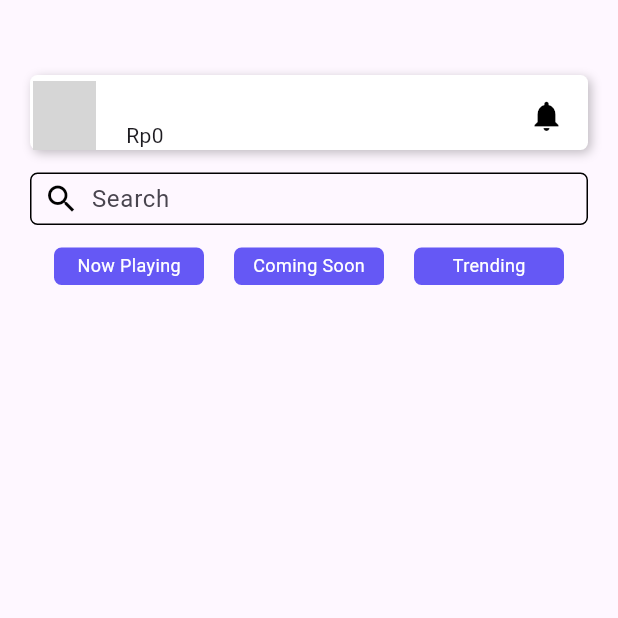
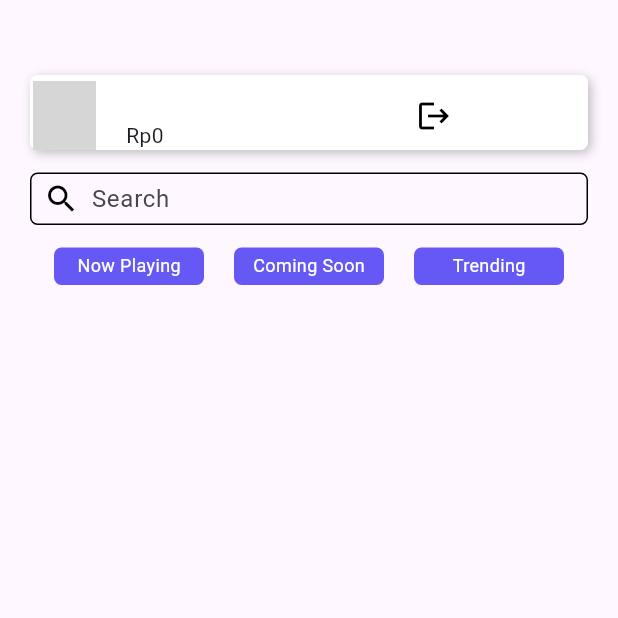
Before and after one commit to Hafizz7/Mobile_Programming_myflutix, a Flutter app: the screen it shows once a user with an empty profile is signed in, on a phone screen of 412 x 824 dp, the top half of it. Run offline on Flutter 3.47's test engine with Material 3 defaults, Android fonts, the phone set to English and light mode, and no system bars; drawn by our look-alikes of carousel_slider, smooth_page_indicator; our stand-ins replace cloud_firestore, equatable, firebase_auth, firebase_core, firebase_storage, image_picker; accounts and stored records are empty; network calls fail; Roboto replaces fonts that are missing (Raleway); grey boxes are pictures that could not be loaded.

Commit message:
Update home page

```diff
--- a/lib/ui/pages/home_page.dart
+++ b/lib/ui/pages/home_page.dart
@@ -162,7 +162,6 @@ class _MyHomePageState extends State<MyHomePage> {
                 child: Row(
                   children: [
                     Container(
-                      // width: 120,
                       height: 120,
                       margin: EdgeInsets.only(left: 2, top: 4),
                       child: CircleAvatar(
@@ -198,7 +197,7 @@ class _MyHomePageState extends State<MyHomePage> {
                       child: Row(
                         children: [
                           Container(
-                            width: 75,
+                            // width: 75,
                             alignment: Alignment.centerRight,
                             child: Text(profileKu?.alamat ?? 'Kosong'),
                           ),
@@ -209,7 +208,7 @@ class _MyHomePageState extends State<MyHomePage> {
                             child: Container(
                               padding: EdgeInsets.only(left: 8),
                               child: Icon(
-                                Icons.notifications,
+                                Icons.logout,
                                 size: 24,
                                 color: Color.fromARGB(255, 0, 0, 0),
                               ),
```
